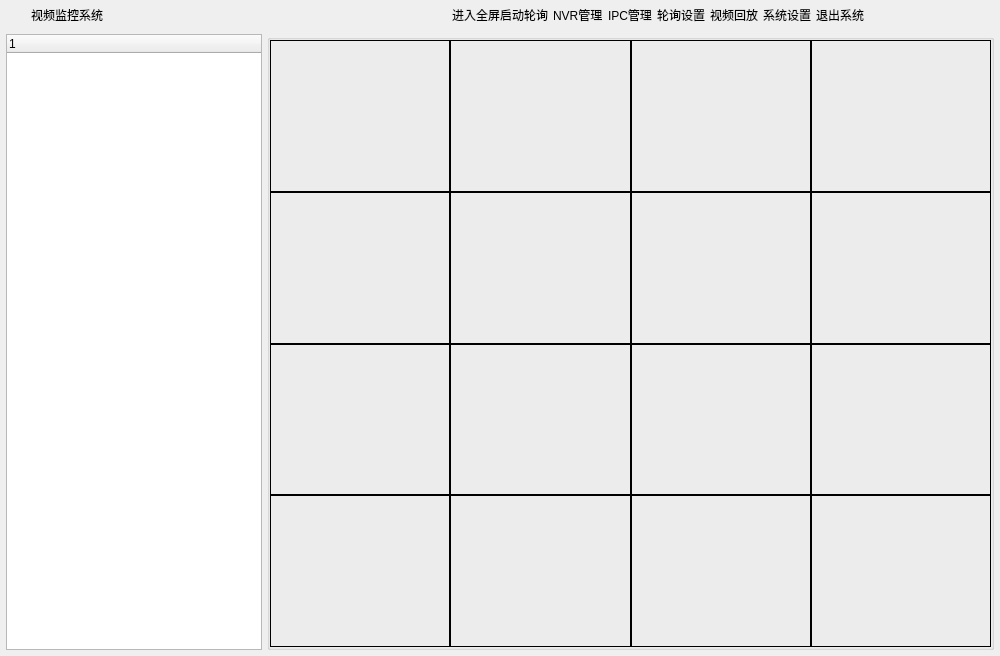
Qt form VideoControl/frmmain.ui (wangpengcheng/OfflineMapTest) before a commit.
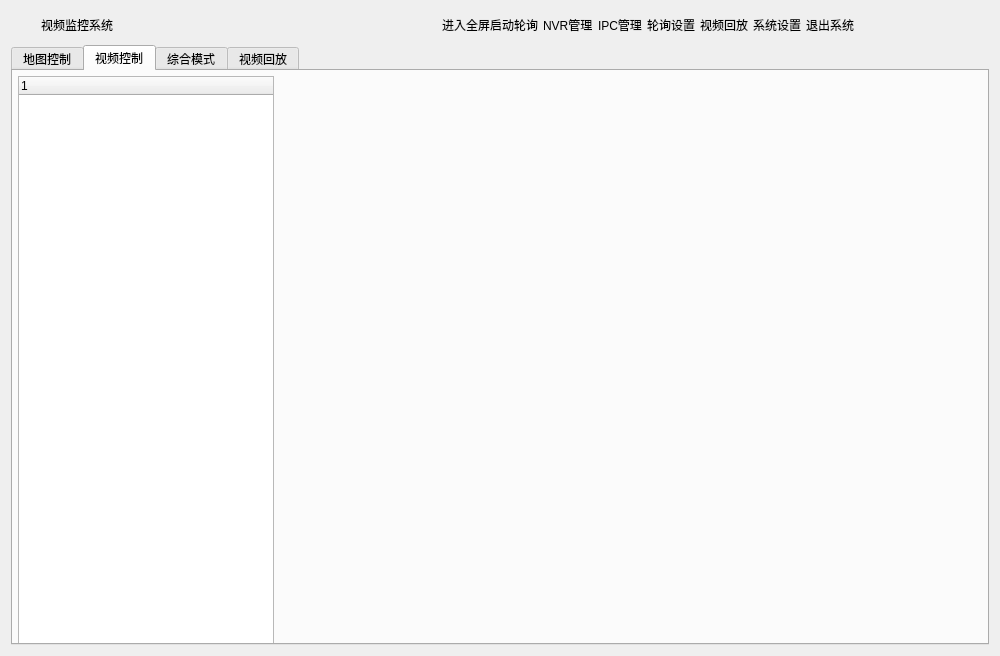
The same form after that commit. The open tabs and pages were chosen to show the change.

Commit message: 完成控制界面，重写显示界面

Patch:
```diff
--- a/VideoControl/frmmain.ui
+++ b/VideoControl/frmmain.ui
@@ -23,21 +23,6 @@
    <bool>false</bool>
   </property>
   <layout class="QVBoxLayout" name="verticalLayout">
-   <property name="spacing">
-    <number>0</number>
-   </property>
-   <property name="leftMargin">
-    <number>1</number>
-   </property>
-   <property name="topMargin">
-    <number>1</number>
-   </property>
-   <property name="rightMargin">
-    <number>1</number>
-   </property>
-   <property name="bottomMargin">
-    <number>1</number>
-   </property>
    <item>
     <widget class="QWidget" name="widget_title" native="true">
      <property name="sizePolicy">
@@ -340,602 +325,141 @@
     </widget>
    </item>
    <item>
-    <widget class="QWidget" name="widget_main" native="true">
-     <property name="styleSheet">
-      <string notr="true">font: 9pt &quot;微软雅黑&quot;;</string>
+    <widget class="QTabWidget" name="tab_choose">
+     <property name="currentIndex">
+      <number>3</number>
      </property>
-     <layout class="QHBoxLayout" name="horizontalLayout_3">
-      <property name="spacing">
-       <number>5</number>
-      </property>
-      <property name="leftMargin">
-       <number>5</number>
-      </property>
-      <property name="topMargin">
-       <number>5</number>
-      </property>
-      <property name="rightMargin">
-       <number>5</number>
-      </property>
-      <property name="bottomMargin">
-       <number>5</number>
-      </property>
-      <item>
-       <widget class="QTreeWidget" name="treeMain">
-        <property name="sizePolicy">
-         <sizepolicy hsizetype="Fixed" vsizetype="Expanding">
-          <horstretch>0</horstretch>
-          <verstretch>0</verstretch>
-         </sizepolicy>
+     <widget class="QWidget" name="map_control_page">
+      <attribute name="title">
+       <string>地图控制</string>
+      </attribute>
+     </widget>
+     <widget class="QWidget" name="video_control_page">
+      <attribute name="title">
+       <string>视频控制</string>
+      </attribute>
+      <widget class="QWidget" name="widget_main" native="true">
+       <property name="geometry">
+        <rect>
+         <x>0</x>
+         <y>0</y>
+         <width>981</width>
+         <height>581</height>
+        </rect>
+       </property>
+       <property name="styleSheet">
+        <string notr="true">font: 9pt &quot;微软雅黑&quot;;</string>
+       </property>
+       <layout class="QHBoxLayout" name="horizontalLayout_3">
+        <property name="spacing">
+         <number>5</number>
         </property>
-        <property name="minimumSize">
-         <size>
-          <width>0</width>
-          <height>0</height>
-         </size>
+        <property name="leftMargin">
+         <number>5</number>
         </property>
-        <column>
-         <property name="text">
-          <string notr="true">1</string>
-         </property>
-        </column>
-       </widget>
-      </item>
-      <item>
-       <widget class="QGroupBox" name="gboxMain">
-        <property name="sizePolicy">
-         <sizepolicy hsizetype="Expanding" vsizetype="Expanding">
-          <horstretch>0</horstretch>
-          <verstretch>0</verstretch>
-         </sizepolicy>
+        <property name="topMargin">
+         <number>5</number>
         </property>
-        <property name="title">
-         <string/>
+        <property name="rightMargin">
+         <number>5</number>
         </property>
-        <layout class="QVBoxLayout" name="verticalLayout_2">
-         <property name="spacing">
-          <number>0</number>
-         </property>
-         <property name="leftMargin">
-          <number>0</number>
-         </property>
-         <property name="topMargin">
-          <number>0</number>
-         </property>
-         <property name="rightMargin">
-          <number>0</number>
-         </property>
-         <property name="bottomMargin">
-          <number>0</number>
-         </property>
-         <item>
-          <layout class="QHBoxLayout" name="lay1">
-           <property name="spacing">
-            <number>0</number>
+        <property name="bottomMargin">
+         <number>5</number>
+        </property>
+        <item>
+         <widget class="QTreeWidget" name="treeMain">
+          <property name="sizePolicy">
+           <sizepolicy hsizetype="Fixed" vsizetype="Expanding">
+            <horstretch>0</horstretch>
+            <verstretch>0</verstretch>
+           </sizepolicy>
+          </property>
+          <property name="minimumSize">
+           <size>
+            <width>0</width>
+            <height>0</height>
+           </size>
+          </property>
+          <column>
+           <property name="text">
+            <string notr="true">1</string>
            </property>
-           <item>
-            <widget class="QLabel" name="labVideo1">
-             <property name="sizePolicy">
-              <sizepolicy hsizetype="Preferred" vsizetype="Expanding">
-               <horstretch>0</horstretch>
-               <verstretch>0</verstretch>
-              </sizepolicy>
-             </property>
-             <property name="focusPolicy">
-              <enum>Qt::StrongFocus</enum>
-             </property>
-             <property name="frameShape">
-              <enum>QFrame::Panel</enum>
-             </property>
-             <property name="frameShadow">
-              <enum>QFrame::Plain</enum>
-             </property>
-             <property name="lineWidth">
-              <number>1</number>
-             </property>
-             <property name="midLineWidth">
-              <number>0</number>
-             </property>
-             <property name="text">
-              <string/>
-             </property>
-             <property name="alignment">
-              <set>Qt::AlignCenter</set>
-             </property>
-            </widget>
-           </item>
-           <item>
-            <widget class="QLabel" name="labVideo2">
-             <property name="sizePolicy">
-              <sizepolicy hsizetype="Preferred" vsizetype="Expanding">
-               <horstretch>0</horstretch>
-               <verstretch>0</verstretch>
-              </sizepolicy>
-             </property>
-             <property name="focusPolicy">
-              <enum>Qt::StrongFocus</enum>
-             </property>
-             <property name="frameShape">
-              <enum>QFrame::Panel</enum>
-             </property>
-             <property name="frameShadow">
-              <enum>QFrame::Plain</enum>
-             </property>
-             <property name="lineWidth">
-              <number>1</number>
-             </property>
-             <property name="midLineWidth">
-              <number>0</number>
-             </property>
-             <property name="text">
-              <string/>
-             </property>
-             <property name="alignment">
-              <set>Qt::AlignCenter</set>
-             </property>
-            </widget>
-           </item>
-           <item>
-            <widget class="QLabel" name="labVideo3">
-             <property name="sizePolicy">
-              <sizepolicy hsizetype="Preferred" vsizetype="Expanding">
-               <horstretch>0</horstretch>
-               <verstretch>0</verstretch>
-              </sizepolicy>
-             </property>
-             <property name="focusPolicy">
-              <enum>Qt::StrongFocus</enum>
-             </property>
-             <property name="frameShape">
-              <enum>QFrame::Panel</enum>
-             </property>
-             <property name="frameShadow">
-              <enum>QFrame::Plain</enum>
-             </property>
-             <property name="lineWidth">
-              <number>1</number>
-             </property>
-             <property name="midLineWidth">
-              <number>0</number>
-             </property>
-             <property name="text">
-              <string/>
-             </property>
-             <property name="alignment">
-              <set>Qt::AlignCenter</set>
-             </property>
-            </widget>
-           </item>
-           <item>
-            <widget class="QLabel" name="labVideo4">
-             <property name="sizePolicy">
-              <sizepolicy hsizetype="Preferred" vsizetype="Expanding">
-               <horstretch>0</horstretch>
-               <verstretch>0</verstretch>
-              </sizepolicy>
-             </property>
-             <property name="focusPolicy">
-              <enum>Qt::StrongFocus</enum>
-             </property>
-             <property name="frameShape">
-              <enum>QFrame::Panel</enum>
-             </property>
-             <property name="frameShadow">
-              <enum>QFrame::Plain</enum>
-             </property>
-             <property name="lineWidth">
-              <number>1</number>
-             </property>
-             <property name="midLineWidth">
-              <number>0</number>
-             </property>
-             <property name="text">
-              <string/>
-             </property>
-             <property name="alignment">
-              <set>Qt::AlignCenter</set>
-             </property>
-            </widget>
-           </item>
-          </layout>
-         </item>
-         <item>
-          <layout class="QHBoxLayout" name="lay2">
+          </column>
+         </widget>
+        </item>
+        <item>
+         <widget class="QWidget" name="gboxMain" native="true">
+          <property name="sizePolicy">
+           <sizepolicy hsizetype="Expanding" vsizetype="Expanding">
+            <horstretch>0</horstretch>
+            <verstretch>0</verstretch>
+           </sizepolicy>
+          </property>
+          <property name="styleSheet">
+           <string notr="true">QLabel{border:2px solid #242424;}</string>
+          </property>
+          <layout class="QVBoxLayout" name="verticalLayout_2">
            <property name="spacing">
-            <number>0</number>
+            <number>2</number>
            </property>
-           <item>
-            <widget class="QLabel" name="labVideo5">
-             <property name="sizePolicy">
-              <sizepolicy hsizetype="Preferred" vsizetype="Expanding">
-               <horstretch>0</horstretch>
-               <verstretch>0</verstretch>
-              </sizepolicy>
-             </property>
-             <property name="focusPolicy">
-              <enum>Qt::StrongFocus</enum>
-             </property>
-             <property name="frameShape">
-              <enum>QFrame::Panel</enum>
-             </property>
-             <property name="frameShadow">
-              <enum>QFrame::Plain</enum>
-             </property>
-             <property name="lineWidth">
-              <number>1</number>
-             </property>
-             <property name="midLineWidth">
-              <number>0</number>
-             </property>
-             <property name="text">
-              <string/>
-             </property>
-             <property name="alignment">
-              <set>Qt::AlignCenter</set>
-             </property>
-            </widget>
-           </item>
-           <item>
-            <widget class="QLabel" name="labVideo6">
-             <property name="sizePolicy">
-              <sizepolicy hsizetype="Preferred" vsizetype="Expanding">
-               <horstretch>0</horstretch>
-               <verstretch>0</verstretch>
-              </sizepolicy>
-             </property>
-             <property name="focusPolicy">
-              <enum>Qt::StrongFocus</enum>
-             </property>
-             <property name="frameShape">
-              <enum>QFrame::Panel</enum>
-             </property>
-             <property name="frameShadow">
-              <enum>QFrame::Plain</enum>
-             </property>
-             <property name="lineWidth">
-              <number>1</number>
-             </property>
-             <property name="midLineWidth">
-              <number>0</number>
-             </property>
-             <property name="text">
-              <string/>
-             </property>
-             <property name="alignment">
-              <set>Qt::AlignCenter</set>
-             </property>
-            </widget>
-           </item>
-           <item>
-            <widget class="QLabel" name="labVideo7">
-             <property name="sizePolicy">
-              <sizepolicy hsizetype="Preferred" vsizetype="Expanding">
-               <horstretch>0</horstretch>
-               <verstretch>0</verstretch>
-              </sizepolicy>
-             </property>
-             <property name="focusPolicy">
-              <enum>Qt::StrongFocus</enum>
-             </property>
-             <property name="frameShape">
-              <enum>QFrame::Panel</enum>
-             </property>
-             <property name="frameShadow">
-              <enum>QFrame::Plain</enum>
-             </property>
-             <property name="lineWidth">
-              <number>1</number>
-             </property>
-             <property name="midLineWidth">
-              <number>0</number>
-             </property>
-             <property name="text">
-              <string/>
-             </property>
-             <property name="alignment">
-              <set>Qt::AlignCenter</set>
-             </property>
-            </widget>
-           </item>
-           <item>
-            <widget class="QLabel" name="labVideo8">
-             <property name="sizePolicy">
-              <sizepolicy hsizetype="Preferred" vsizetype="Expanding">
-               <horstretch>0</horstretch>
-               <verstretch>0</verstretch>
-              </sizepolicy>
-             </property>
-             <property name="focusPolicy">
-              <enum>Qt::StrongFocus</enum>
-             </property>
-             <property name="frameShape">
-              <enum>QFrame::Panel</enum>
-             </property>
-             <property name="frameShadow">
-              <enum>QFrame::Plain</enum>
-             </property>
-             <property name="lineWidth">
-              <number>1</number>
-             </property>
-             <property name="midLineWidth">
-              <number>0</number>
-             </property>
-             <property name="text">
-              <string/>
-             </property>
-             <property name="alignment">
-              <set>Qt::AlignCenter</set>
-             </property>
-            </widget>
-           </item>
-          </layout>
-         </item>
-         <item>
-          <layout class="QHBoxLayout" name="lay3">
-           <property name="spacing">
-            <number>0</number>
+           <property name="leftMargin">
+            <number>2</number>
            </property>
+           <property name="topMargin">
+            <number>2</number>
+           </property>
+           <property name="rightMargin">
+            <number>2</number>
+           </property>
+           <property name="bottomMargin">
+            <number>2</number>
+           </property>
            <item>
-            <widget class="QLabel" name="labVideo9">
-             <property name="sizePolicy">
-              <sizepolicy hsizetype="Preferred" vsizetype="Expanding">
-               <horstretch>0</horstretch>
-               <verstretch>0</verstretch>
-              </sizepolicy>
-             </property>
-             <property name="focusPolicy">
-              <enum>Qt::StrongFocus</enum>
-             </property>
-             <property name="frameShape">
-              <enum>QFrame::Panel</enum>
-             </property>
-             <property name="frameShadow">
-              <enum>QFrame::Plain</enum>
-             </property>
-             <property name="lineWidth">
-              <number>1</number>
-             </property>
-             <property name="midLineWidth">
+            <layout class="QGridLayout" name="gridLayout">
+             <property name="leftMargin">
               <number>0</number>
              </property>
-             <property name="text">
-              <string/>
-             </property>
-             <property name="alignment">
-              <set>Qt::AlignCenter</set>
-             </property>
-            </widget>
-           </item>
-           <item>
-            <widget class="QLabel" name="labVideo10">
-             <property name="sizePolicy">
-              <sizepolicy hsizetype="Preferred" vsizetype="Expanding">
-               <horstretch>0</horstretch>
-               <verstretch>0</verstretch>
-              </sizepolicy>
-             </property>
-             <property name="focusPolicy">
-              <enum>Qt::StrongFocus</enum>
-             </property>
-             <property name="frameShape">
-              <enum>QFrame::Panel</enum>
-             </property>
-             <property name="frameShadow">
-              <enum>QFrame::Plain</enum>
-             </property>
-             <property name="lineWidth">
-              <number>1</number>
-             </property>
-             <property name="midLineWidth">
+             <property name="topMargin">
               <number>0</number>
              </property>
-             <property name="text">
-              <string/>
-             </property>
-             <property name="alignment">
-              <set>Qt::AlignCenter</set>
-             </property>
-            </widget>
-           </item>
-           <item>
-            <widget class="QLabel" name="labVideo11">
-             <property name="sizePolicy">
-              <sizepolicy hsizetype="Preferred" vsizetype="Expanding">
-               <horstretch>0</horstretch>
-               <verstretch>0</verstretch>
-              </sizepolicy>
-             </property>
-             <property name="focusPolicy">
-              <enum>Qt::StrongFocus</enum>
-             </property>
-             <property name="frameShape">
-              <enum>QFrame::Panel</enum>
-             </property>
-             <property name="frameShadow">
-              <enum>QFrame::Plain</enum>
-             </property>
-             <property name="lineWidth">
-              <number>1</number>
-             </property>
-             <property name="midLineWidth">
+             <property name="rightMargin">
               <number>0</number>
              </property>
-             <property name="text">
-              <string/>
-             </property>
-             <property name="alignment">
-              <set>Qt::AlignCenter</set>
-             </property>
-            </widget>
-           </item>
-           <item>
-            <widget class="QLabel" name="labVideo12">
-             <property name="sizePolicy">
-              <sizepolicy hsizetype="Preferred" vsizetype="Expanding">
-               <horstretch>0</horstretch>
-               <verstretch>0</verstretch>
-              </sizepolicy>
-             </property>
-             <property name="focusPolicy">
-              <enum>Qt::StrongFocus</enum>
-             </property>
-             <property name="frameShape">
-              <enum>QFrame::Panel</enum>
-             </property>
-             <property name="frameShadow">
-              <enum>QFrame::Plain</enum>
-             </property>
-             <property name="lineWidth">
-              <number>1</number>
-             </property>
-             <property name="midLineWidth">
+             <property name="bottomMargin">
               <number>0</number>
              </property>
-             <property name="text">
-              <string/>
-             </property>
-             <property name="alignment">
-              <set>Qt::AlignCenter</set>
-             </property>
-            </widget>
-           </item>
-          </layout>
-         </item>
-         <item>
-          <layout class="QHBoxLayout" name="lay4">
-           <property name="spacing">
-            <number>0</number>
-           </property>
-           <item>
-            <widget class="QLabel" name="labVideo13">
-             <property name="sizePolicy">
-              <sizepolicy hsizetype="Preferred" vsizetype="Expanding">
-               <horstretch>0</horstretch>
-               <verstretch>0</verstretch>
-              </sizepolicy>
-             </property>
-             <property name="focusPolicy">
-              <enum>Qt::StrongFocus</enum>
-             </property>
-             <property name="frameShape">
-              <enum>QFrame::Panel</enum>
-             </property>
-             <property name="frameShadow">
-              <enum>QFrame::Plain</enum>
-             </property>
-             <property name="lineWidth">
-              <number>1</number>
-             </property>
-             <property name="midLineWidth">
+             <property name="spacing">
               <number>0</number>
              </property>
-             <property name="text">
-              <string/>
-             </property>
-             <property name="alignment">
-              <set>Qt::AlignCenter</set>
-             </property>
-            </widget>
+            </layout>
            </item>
-           <item>
-            <widget class="QLabel" name="labVideo14">
-             <property name="sizePolicy">
-              <sizepolicy hsizetype="Preferred" vsizetype="Expanding">
-               <horstretch>0</horstretch>
-               <verstretch>0</verstretch>
-              </sizepolicy>
-             </property>
-             <property name="focusPolicy">
-              <enum>Qt::StrongFocus</enum>
-             </property>
-             <property name="frameShape">
-              <enum>QFrame::Panel</enum>
-             </property>
-             <property name="frameShadow">
-              <enum>QFrame::Plain</enum>
-             </property>
-             <property name="lineWidth">
-              <number>1</number>
-             </property>
-             <property name="midLineWidth">
-              <number>0</number>
-             </property>
-             <property name="text">
-              <string/>
-             </property>
-             <property name="alignment">
-              <set>Qt::AlignCenter</set>
-             </property>
-            </widget>
-           </item>
-           <item>
-            <widget class="QLabel" name="labVideo15">
-             <property name="sizePolicy">
-              <sizepolicy hsizetype="Preferred" vsizetype="Expanding">
-               <horstretch>0</horstretch>
-               <verstretch>0</verstretch>
-              </sizepolicy>
-             </property>
-             <property name="focusPolicy">
-              <enum>Qt::StrongFocus</enum>
-             </property>
-             <property name="frameShape">
-              <enum>QFrame::Panel</enum>
-             </property>
-             <property name="frameShadow">
-              <enum>QFrame::Plain</enum>
-             </property>
-             <property name="lineWidth">
-              <number>1</number>
-             </property>
-             <property name="midLineWidth">
-              <number>0</number>
-             </property>
-             <property name="text">
-              <string/>
-             </property>
-             <property name="alignment">
-              <set>Qt::AlignCenter</set>
-             </property>
-            </widget>
-           </item>
-           <item>
-            <widget class="QLabel" name="labVideo16">
-             <property name="sizePolicy">
-              <sizepolicy hsizetype="Preferred" vsizetype="Expanding">
-               <horstretch>0</horstretch>
-               <verstretch>0</verstretch>
-              </sizepolicy>
-             </property>
-             <property name="focusPolicy">
-              <enum>Qt::StrongFocus</enum>
-             </property>
-             <property name="frameShape">
-              <enum>QFrame::Panel</enum>
-             </property>
-             <property name="frameShadow">
-              <enum>QFrame::Plain</enum>
-             </property>
-             <property name="lineWidth">
-              <number>1</number>
-             </property>
-             <property name="midLineWidth">
-              <number>0</number>
-             </property>
-             <property name="text">
-              <string/>
-             </property>
-             <property name="alignment">
-              <set>Qt::AlignCenter</set>
-             </property>
-            </widget>
-           </item>
           </layout>
-         </item>
-        </layout>
-       </widget>
-      </item>
-     </layout>
+         </widget>
+        </item>
+       </layout>
+      </widget>
+     </widget>
+     <widget class="QWidget" name="aggregative_model">
+      <attribute name="title">
+       <string>综合模式</string>
+      </attribute>
+      <widget class="QWidget" name="gridLayoutWidget">
+       <property name="geometry">
+        <rect>
+         <x>-1</x>
+         <y>-1</y>
+         <width>981</width>
+         <height>581</height>
+        </rect>
+       </property>
+       <layout class="QGridLayout" name="aggregative_gridLayout"/>
+      </widget>
+     </widget>
+     <widget class="QWidget" name="video_review">
+      <attribute name="title">
+       <string>视频回放</string>
+      </attribute>
+     </widget>
     </widget>
    </item>
   </layout>
```
The commit also changes 15 other files.
